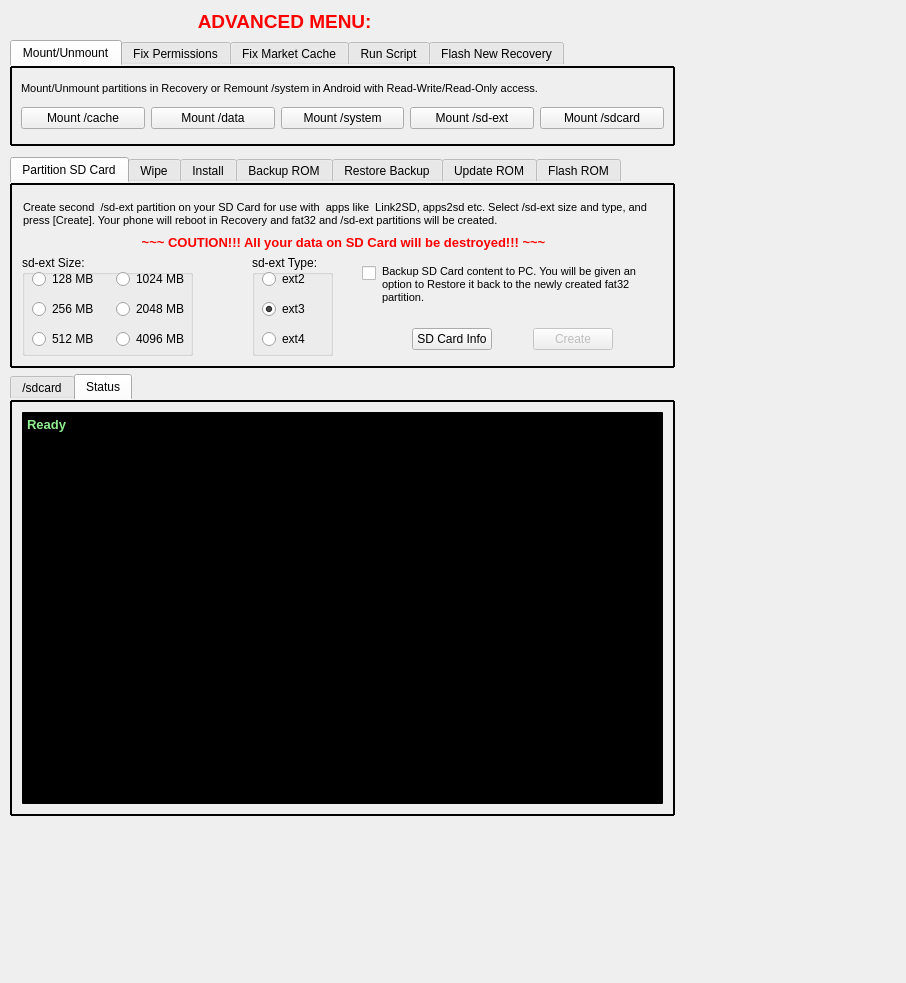
This is widgets/cwmwidget.ui in PlantBanditMan/cwm_edition as Qt 5 draws it before an edit. The edited form follows.
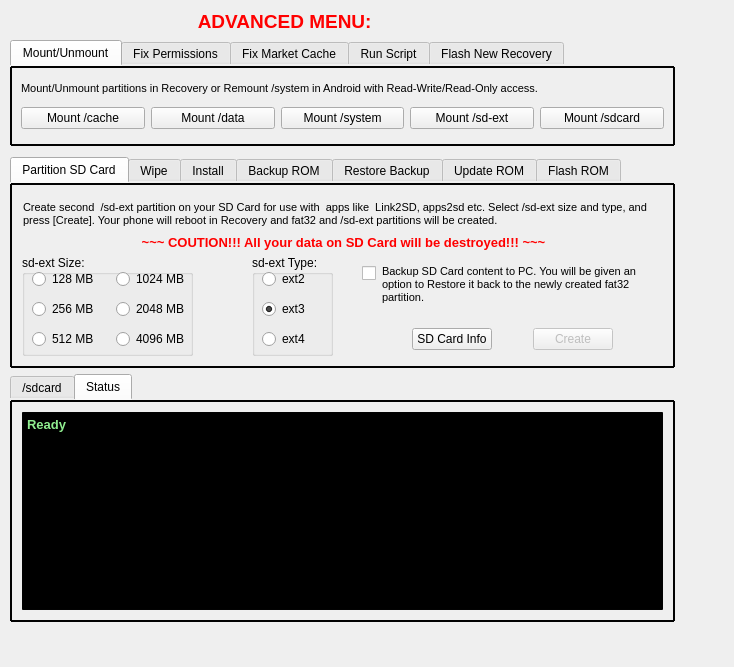
This is the edited form. The open tabs and pages were chosen to show the change. Icons and pictures are not drawn.

```diff
--- a/widgets/cwmwidget.ui
+++ b/widgets/cwmwidget.ui
@@ -6,8 +6,8 @@
    <rect>
     <x>0</x>
     <y>0</y>
-    <width>906</width>
-    <height>983</height>
+    <width>734</width>
+    <height>667</height>
    </rect>
   </property>
   <property name="sizePolicy">
@@ -28,7 +28,7 @@
      <x>0</x>
      <y>0</y>
      <width>676</width>
-     <height>825</height>
+     <height>631</height>
     </rect>
    </property>
    <layout class="QVBoxLayout" name="layoutCwm">
@@ -1539,7 +1539,7 @@
     <item>
      <widget class="QTabWidget" name="tabWidget_2">
       <property name="sizePolicy">
-       <sizepolicy hsizetype="Fixed" vsizetype="Preferred">
+       <sizepolicy hsizetype="Fixed" vsizetype="Minimum">
         <horstretch>0</horstretch>
         <verstretch>0</verstretch>
        </sizepolicy>
@@ -1547,7 +1547,7 @@
       <property name="minimumSize">
        <size>
         <width>665</width>
-        <height>425</height>
+        <height>60</height>
        </size>
       </property>
       <property name="maximumSize">
@@ -1707,7 +1707,7 @@
           </property>
           <property name="minimumSize">
            <size>
-            <width>0</width>
+            <width>26</width>
             <height>0</height>
            </size>
           </property>
```
Left out of the diff: 6 changed lines with no effect on the pictures.
